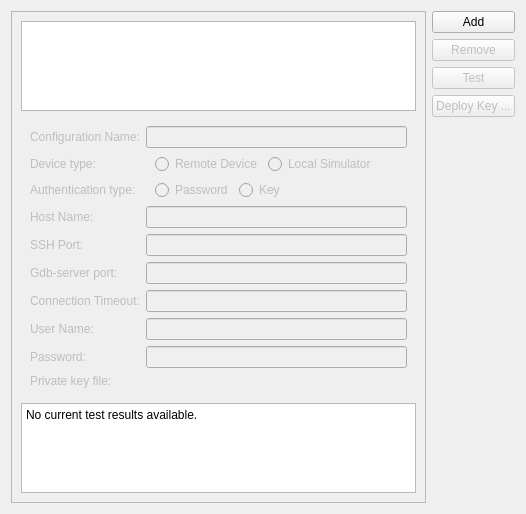
Qt form src/plugins/qt4projectmanager/qt-maemo/maemosettingswidget.ui (qt-creator/qt-creator) before a commit.
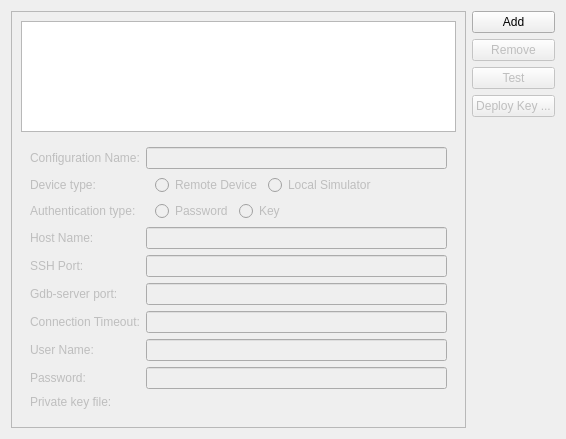
The same form after that commit. Custom widgets are drawn as their Qt base class.

Commit message:
Moved the testing of a Maemo device configuration into a dialog
Reduces the minimum size of the Options dialog.

The edit to the form file:
```diff
--- a/src/plugins/qt4projectmanager/qt-maemo/maemosettingswidget.ui
+++ b/src/plugins/qt4projectmanager/qt-maemo/maemosettingswidget.ui
@@ -6,8 +6,8 @@
    <rect>
     <x>0</x>
     <y>0</y>
-    <width>526</width>
-    <height>514</height>
+    <width>566</width>
+    <height>439</height>
    </rect>
   </property>
   <property name="windowTitle">
@@ -188,20 +188,6 @@
         </layout>
        </widget>
       </item>
-      <item>
-       <widget class="QTextEdit" name="testResultEdit">
-        <property name="readOnly">
-         <bool>true</bool>
-        </property>
-        <property name="html">
-         <string>&lt;!DOCTYPE HTML PUBLIC &quot;-//W3C//DTD HTML 4.0//EN&quot; &quot;http://www.w3.org/TR/REC-html40/strict.dtd&quot;&gt;
-&lt;html&gt;&lt;head&gt;&lt;meta name=&quot;qrichtext&quot; content=&quot;1&quot; /&gt;&lt;style type=&quot;text/css&quot;&gt;
-p, li { white-space: pre-wrap; }
-&lt;/style&gt;&lt;/head&gt;&lt;body style=&quot; font-family:'DejaVu Sans'; font-size:9pt; font-weight:400; font-style:normal;&quot;&gt;
-&lt;p style=&quot; margin-top:0px; margin-bottom:0px; margin-left:0px; margin-right:0px; -qt-block-indent:0; text-indent:0px;&quot;&gt;&lt;span style=&quot; font-family:'Sans Serif';&quot;&gt;No current test results available.&lt;/span&gt;&lt;/p&gt;&lt;/body&gt;&lt;/html&gt;</string>
-        </property>
-       </widget>
-      </item>
      </layout>
     </widget>
    </item>
```
Left out of the diff: 40 changed lines with no effect on the pictures. The commit also changes 6 other files.
